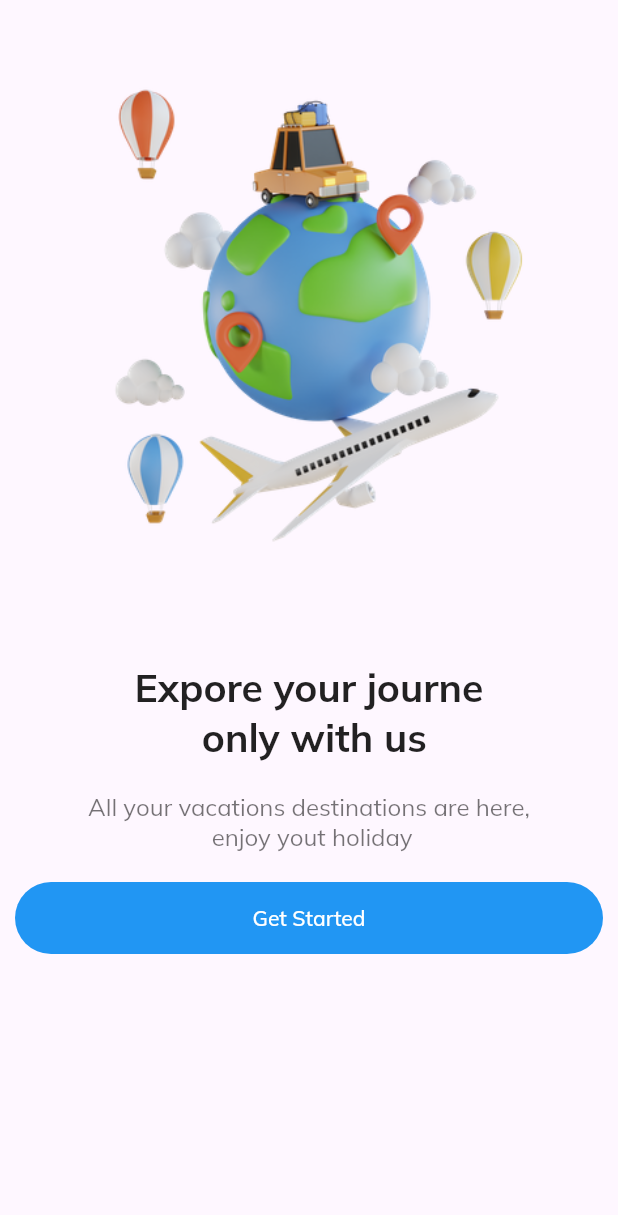
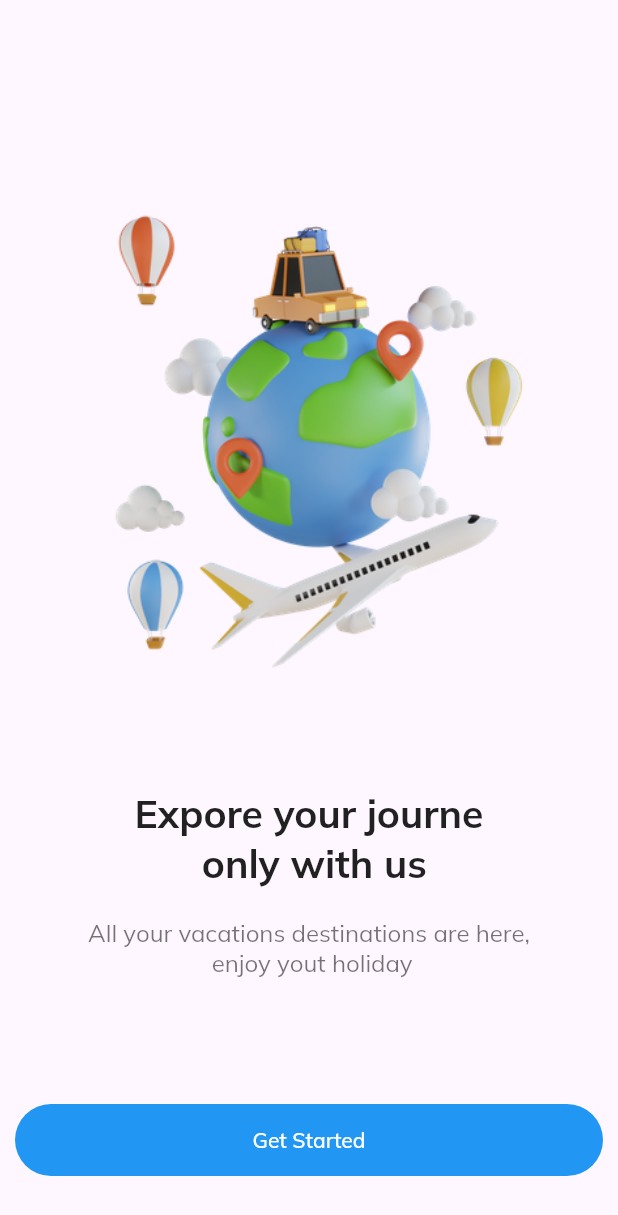
Before and after one commit to IsraelMerlyn/tlaxiaco_travel_app, a Flutter app: the screen it shows after launch, on a phone screen of 412 x 824 dp. Shown: the top 1215 px of the screen. Run offline on Flutter 3.47's test engine with Material 2 defaults, Android fonts, the phone set to English and light mode, and no system bars; our stand-ins replace google_fonts.

Commit message:
tasks: 0.0.1 Pantalla de bienvenida

```diff
--- a/lib/main.dart
+++ b/lib/main.dart
@@ -1,6 +1,6 @@
 import 'package:flutter/material.dart';
 import 'package:google_fonts/google_fonts.dart';
-import 'package:tlaxiaco_travel_app/src/presentation/pages/homePages.dart';
+import 'package:tlaxiaco_travel_app/src/presentation/pages/inicioPages.dart';
 
 void main() {
   runApp(const MyApp());
@@ -21,7 +21,7 @@ class MyApp extends StatelessWidget {
         useMaterial3: true,
         primarySwatch: Colors.blue,
       ),
-      home: const HomePages(),
+      home: const InicioPages(),
     );
   }
 }
--- a/lib/src/presentation/pages/homePages.dart
+++ b/lib/src/presentation/pages/homePages.dart
@@ -6,53 +6,11 @@ class HomePages extends StatelessWidget {
   @override
   Widget build(BuildContext context) {
     return Scaffold(
-      body: SafeArea(
-        child: Padding(
-          padding: const EdgeInsets.all(10.0),
-          child: Column(
-            children: [
-              Image.asset(
-                'assets/illustration.png',
-              ),
-              const SizedBox(
-                height: 40,
-              ),
-              const Text(
-                'Expore your journe \n only with us',
-                textAlign: TextAlign.center,
-                style: TextStyle(fontWeight: FontWeight.bold, fontSize: 26),
-              ),
-              const SizedBox(
-                height: 20,
-              ),
-              const Text(
-                'All your vacations destinations are here,\n enjoy yout holiday',
-                textAlign: TextAlign.center,
-                style: TextStyle(color: Colors.black54, fontSize: 16),
-              ),
-              const SizedBox(
-                height: 20,
-              ),
-              SizedBox(
-                width: double.maxFinite,
-                child: ElevatedButton(
-                  onPressed: () {},
-                  style: ElevatedButton.styleFrom(
-                    backgroundColor: Colors.blue,
-                    elevation: 0,
-                    shape: const StadiumBorder(),
-                    padding:
-                        const EdgeInsets.symmetric(vertical: 15, horizontal: 8),
-                  ),
-                  child: const Text(
-                    'Get Started',
-                    style: TextStyle(color: Colors.white),
-                  ),
-                ),
-              ),
-            ],
-          ),
-        ),
+      appBar: AppBar(
+        title: Text(''),
+      ),
+      body: Center(
+        child: Text(''),
       ),
     );
   }
--- /dev/null
+++ b/lib/src/presentation/pages/inicioPages.dart
@@ -0,0 +1,71 @@
+import 'package:flutter/material.dart';
+import 'package:tlaxiaco_travel_app/src/presentation/pages/homePages.dart';
+
+class InicioPages extends StatelessWidget {
+  const InicioPages({super.key});
+
+  @override
+  Widget build(BuildContext context) {
+    return Scaffold(
+      body: SafeArea(
+        child: Center(
+          child: Padding(
+            padding: const EdgeInsets.all(10.0),
+            child: Column(
+              children: [
+                Spacer(),
+                Image.asset(
+                  'assets/illustration.png',
+                ),
+                const SizedBox(
+                  height: 40,
+                ),
+                const Text(
+                  'Expore your journe \n only with us',
+                  textAlign: TextAlign.center,
+                  style: TextStyle(fontWeight: FontWeight.bold, fontSize: 26),
+                ),
+                const SizedBox(
+                  height: 20,
+                ),
+                const Text(
+                  'All your vacations destinations are here,\n enjoy yout holiday',
+                  textAlign: TextAlign.center,
+                  style: TextStyle(color: Colors.black54, fontSize: 16),
+                ),
+                const Spacer(),
+                Padding(
+                  padding: const EdgeInsets.only(bottom: 30),
+                  child: SizedBox(
+                    width: double.maxFinite,
+                    child: ElevatedButton(
+                      onPressed: () {
+                        Navigator.pushReplacement(
+                          context,
+                          MaterialPageRoute(
+                            builder: (context) => const HomePages(),
+                          ),
+                        );
+                      },
+                      style: ElevatedButton.styleFrom(
+                        backgroundColor: Colors.blue,
+                        elevation: 0,
+                        shape: const StadiumBorder(),
+                        padding: const EdgeInsets.symmetric(
+                            vertical: 15, horizontal: 8),
+                      ),
+                      child: const Text(
+                        'Get Started',
+                        style: TextStyle(color: Colors.white),
+                      ),
+                    ),
+                  ),
+                ),
+              ],
+            ),
+          ),
+        ),
+      ),
+    );
+  }
+}
```
